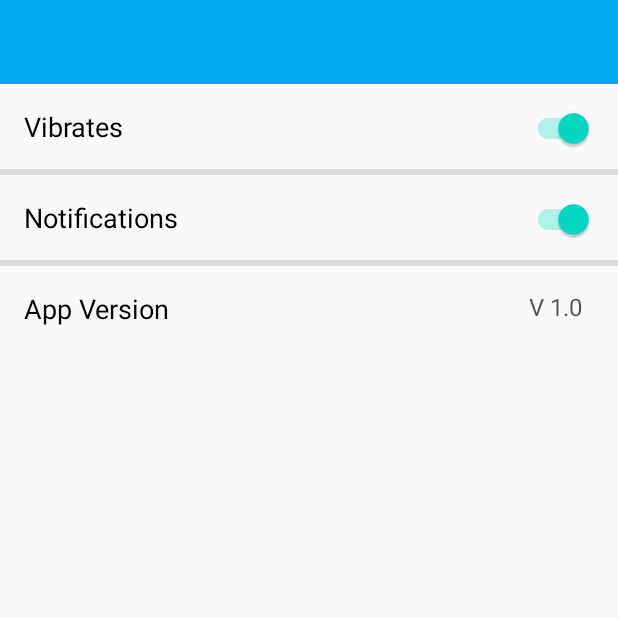
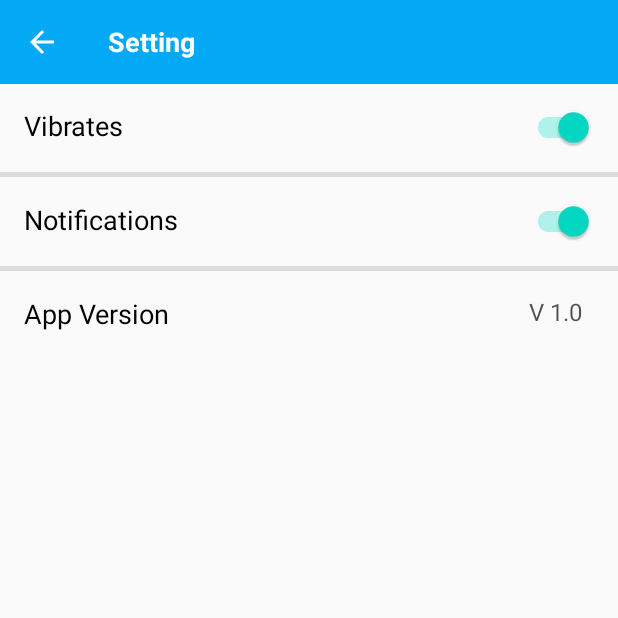
Before and after one commit to faynald/Maskerku-java, an Android app: the SettingActivity screen opened directly, with no data from a screen before it, on a phone screen of 412 x 824 dp, the top half of it. Run offline under Robolectric (Android 15) with nearby library versions, the phone set to English and light mode, and no system bars.

Commit message:
added back button in setting page

```diff
--- a/app/src/main/java/com/pemvis/maskerku/SettingActivity.java
+++ b/app/src/main/java/com/pemvis/maskerku/SettingActivity.java
@@ -1,5 +1,6 @@
 package com.pemvis.maskerku;
 
+import androidx.appcompat.app.ActionBar;
 import androidx.appcompat.app.AppCompatActivity;
 import androidx.appcompat.widget.SwitchCompat;
 import androidx.appcompat.widget.Toolbar;
@@ -16,8 +17,14 @@ public class SettingActivity extends AppCompatActivity {
         super.onCreate(savedInstanceState);
         setContentView(R.layout.activity_setting);
 
-        Toolbar toolbar = findViewById(R.id.toolBar);
-        setSupportActionBar(toolbar);
+        Toolbar toolbar = findViewById(R.id.toolbar_setting);
+        toolbar.setNavigationIcon(R.drawable.ic_baseline_arrow_back_white_24);
+        toolbar.setNavigationOnClickListener(new View.OnClickListener() {
+            @Override
+            public void onClick(View v) {
+                finish();
+            }
+        });
 
         switchCompat1 = findViewById(R.id.switch1_setting);
         SharedPreferences sharedPreferences1 = getSharedPreferences("save1",MODE_PRIVATE);
--- a/app/src/main/res/layout/activity_setting.xml
+++ b/app/src/main/res/layout/activity_setting.xml
@@ -7,11 +7,57 @@
     tools:context=".SettingActivity"
     tools:ignore="HardcodedText">
 
-    <include
-        android:id="@+id/include"
-        layout="@layout/toolbar_layout"
+    <androidx.appcompat.widget.Toolbar
+        android:id="@+id/toolbar_setting"
         android:layout_width="match_parent"
-        android:layout_height="wrap_content" />
+        android:layout_height="wrap_content"
+        android:background="?attr/colorPrimary"
+        android:minHeight="?attr/actionBarSize"
+        android:theme="?attr/actionBarTheme"
+        app:layout_constraintEnd_toEndOf="parent"
+        app:layout_constraintStart_toStartOf="parent"
+        app:layout_constraintTop_toTopOf="parent" >
+
+        <TextView
+            android:id="@+id/text_view_toolbar_setting"
+            android:layout_width="match_parent"
+            android:layout_height="match_parent"
+            android:text="Setting"
+            android:textColor="@color/white"
+            android:textSize="18sp"
+            android:textStyle="bold"
+            tools:layout_editor_absoluteX="72dp"
+            tools:layout_editor_absoluteY="18dp" />
+
+    </androidx.appcompat.widget.Toolbar>
+
+    <androidx.constraintlayout.widget.ConstraintLayout
+        android:layout_width="match_parent"
+        android:layout_height="match_parent"
+        android:layout_marginTop="55dp"
+        app:layout_constraintEnd_toEndOf="parent"
+        app:layout_constraintStart_toStartOf="parent"
+        app:layout_constraintTop_toBottomOf="parent">
+
+        <View
+            android:id="@+id/divider2"
+            android:layout_width="match_parent"
+            android:layout_height="3dp"
+            android:layout_marginTop="16dp"
+            android:background="?android:attr/listDivider"
+            app:layout_constraintEnd_toEndOf="parent"
+            app:layout_constraintStart_toStartOf="parent"
+            app:layout_constraintTop_toBottomOf="@+id/switch2_setting" />
+
+        <androidx.appcompat.widget.SwitchCompat
+            android:id="@+id/switch2_setting"
+            android:layout_width="wrap_content"
+            android:layout_height="wrap_content"
+            android:layout_marginTop="16dp"
+            android:layout_marginEnd="16dp"
+            android:checked="true"
+            app:layout_constraintEnd_toEndOf="parent"
+            app:layout_constraintTop_toBottomOf="@+id/divider1" />
 
         <TextView
             android:id="@+id/text_vibrates_setting"
@@ -23,7 +69,39 @@
             android:textColor="@color/black"
             android:textSize="18sp"
             app:layout_constraintStart_toStartOf="parent"
-        app:layout_constraintTop_toBottomOf="@+id/include" />
+            app:layout_constraintTop_toTopOf="parent" />
+
+        <androidx.appcompat.widget.SwitchCompat
+            android:id="@+id/switch1_setting"
+            android:layout_width="wrap_content"
+            android:layout_height="wrap_content"
+            android:layout_marginTop="16dp"
+            android:layout_marginEnd="16dp"
+            android:checked="true"
+            app:layout_constraintEnd_toEndOf="parent"
+            app:layout_constraintTop_toTopOf="parent" />
+
+        <View
+            android:id="@+id/divider1"
+            android:layout_width="match_parent"
+            android:layout_height="3dp"
+            android:layout_marginTop="16dp"
+            android:background="?android:attr/listDivider"
+            app:layout_constraintEnd_toEndOf="parent"
+            app:layout_constraintStart_toStartOf="parent"
+            app:layout_constraintTop_toBottomOf="@+id/switch1_setting" />
+
+        <TextView
+            android:id="@+id/text_app_version_setting"
+            android:layout_width="wrap_content"
+            android:layout_height="wrap_content"
+            android:layout_marginStart="16dp"
+            android:layout_marginTop="16dp"
+            android:text="App Version"
+            android:textColor="@color/black"
+            android:textSize="18sp"
+            app:layout_constraintStart_toStartOf="parent"
+            app:layout_constraintTop_toBottomOf="@+id/divider2" />
 
         <TextView
             android:id="@+id/text_notifications_setting"
@@ -37,58 +115,6 @@
             app:layout_constraintStart_toStartOf="parent"
             app:layout_constraintTop_toBottomOf="@+id/divider1" />
 
-    <View
-        android:id="@+id/divider1"
-        android:layout_width="match_parent"
-        android:layout_height="4dp"
-        android:layout_marginTop="16dp"
-        android:background="?android:attr/listDivider"
-        app:layout_constraintEnd_toEndOf="parent"
-        app:layout_constraintStart_toStartOf="parent"
-        app:layout_constraintTop_toBottomOf="@+id/text_vibrates_setting" />
-
-    <View
-        android:id="@+id/divider2"
-        android:layout_width="match_parent"
-        android:layout_height="4dp"
-        android:layout_marginTop="16dp"
-        android:background="?android:attr/listDivider"
-        app:layout_constraintEnd_toEndOf="parent"
-        app:layout_constraintStart_toStartOf="parent"
-        app:layout_constraintTop_toBottomOf="@+id/text_notifications_setting" />
-
-    <TextView
-        android:id="@+id/text_app_version_setting"
-        android:layout_width="wrap_content"
-        android:layout_height="wrap_content"
-        android:layout_marginStart="16dp"
-        android:layout_marginTop="16dp"
-        android:text="App Version"
-        android:textColor="@color/black"
-        android:textSize="18sp"
-        app:layout_constraintStart_toStartOf="parent"
-        app:layout_constraintTop_toBottomOf="@+id/divider2" />
-
-    <androidx.appcompat.widget.SwitchCompat
-        android:id="@+id/switch1_setting"
-        android:layout_width="wrap_content"
-        android:layout_height="wrap_content"
-        android:layout_marginTop="16dp"
-        android:layout_marginEnd="16dp"
-        android:checked="true"
-        app:layout_constraintEnd_toEndOf="parent"
-        app:layout_constraintTop_toBottomOf="@+id/include" />
-
-    <androidx.appcompat.widget.SwitchCompat
-        android:id="@+id/switch2_setting"
-        android:layout_width="wrap_content"
-        android:layout_height="wrap_content"
-        android:layout_marginTop="16dp"
-        android:layout_marginEnd="16dp"
-        android:checked="true"
-        app:layout_constraintEnd_toEndOf="parent"
-        app:layout_constraintTop_toBottomOf="@+id/divider1" />
-
         <TextView
             android:id="@+id/textView7"
             android:layout_width="wrap_content"
@@ -100,5 +126,6 @@
             android:textSize="16sp"
             app:layout_constraintEnd_toEndOf="parent"
             app:layout_constraintTop_toBottomOf="@+id/divider2" />
+    </androidx.constraintlayout.widget.ConstraintLayout>
 
 </androidx.constraintlayout.widget.ConstraintLayout>
```
Lines whose indentation alone changed are shown as unchanged.
